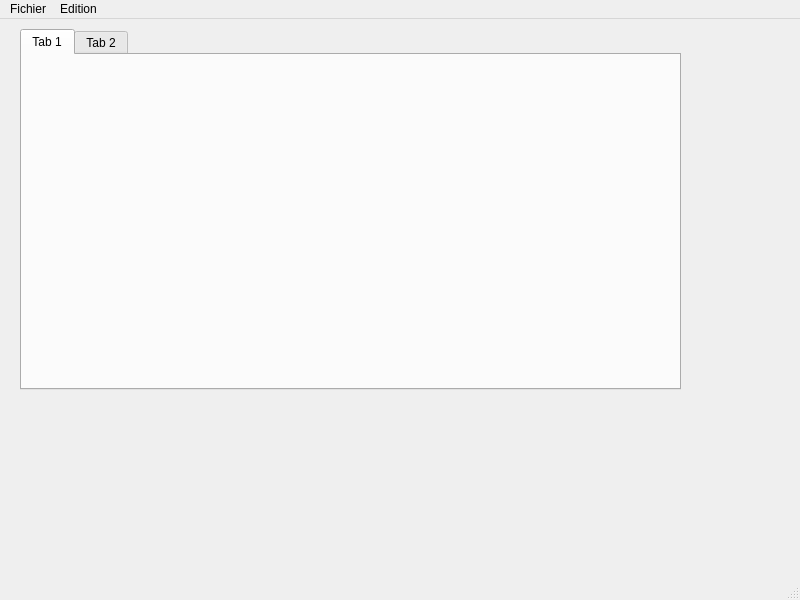
The window that mainwindow.ui (raph5640/Qt-Editor-Cpp) describes before a commit, drawn with Qt 5.
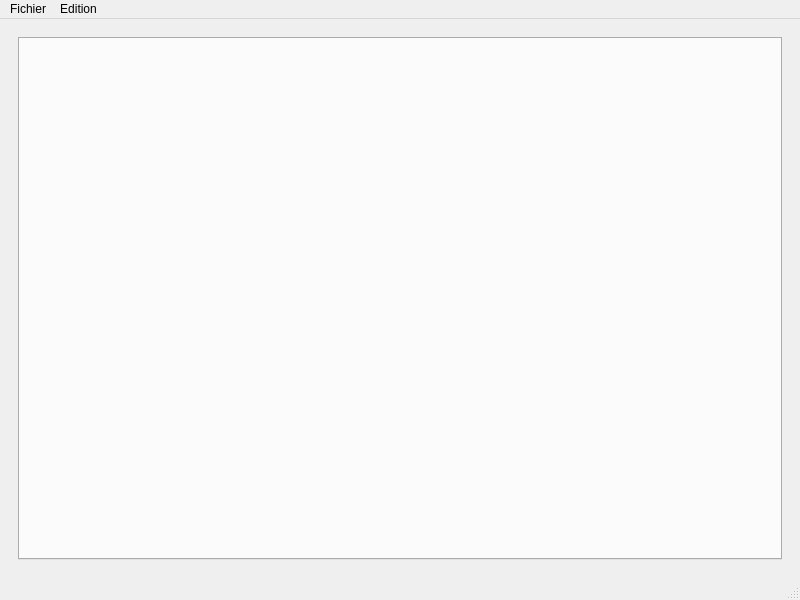
The same window after the commit.

Commit message: amelioration lecture

```diff
--- a/mainwindow.ui
+++ b/mainwindow.ui
@@ -14,39 +14,22 @@
    <string>Editor C++</string>
   </property>
   <widget class="QWidget" name="centralwidget">
+   <layout class="QVBoxLayout" name="verticalLayout_2">
+    <item>
    <widget class="QStackedWidget" name="stackedWidget">
-    <property name="geometry">
-     <rect>
-      <x>0</x>
-      <y>0</y>
-      <width>801</width>
-      <height>501</height>
-     </rect>
-    </property>
     <property name="currentIndex">
      <number>0</number>
     </property>
     <widget class="QWidget" name="page">
+       <layout class="QVBoxLayout" name="verticalLayout">
+        <item>
      <widget class="QTabWidget" name="tabWidget">
-      <property name="geometry">
-       <rect>
-        <x>20</x>
-        <y>10</y>
-        <width>661</width>
-        <height>361</height>
-       </rect>
-      </property>
-      <widget class="QWidget" name="tab">
-       <attribute name="title">
-        <string>Tab 1</string>
-       </attribute>
-      </widget>
-      <widget class="QWidget" name="tab_2">
-       <attribute name="title">
-        <string>Tab 2</string>
-       </attribute>
-      </widget>
-     </widget>
+          <property name="currentIndex">
+           <number>-1</number>
+          </property>
+         </widget>
+        </item>
+       </layout>
     </widget>
     <widget class="QWidget" name="page_2">
      <widget class="QTextEdit" name="textEdit">
@@ -61,6 +44,8 @@
      </widget>
     </widget>
    </widget>
+    </item>
+   </layout>
   </widget>
   <widget class="QMenuBar" name="menubar">
    <property name="geometry">
```
Left out of the diff: 2 changed lines with no effect on the pictures. Lines whose indentation alone changed are shown as unchanged.
